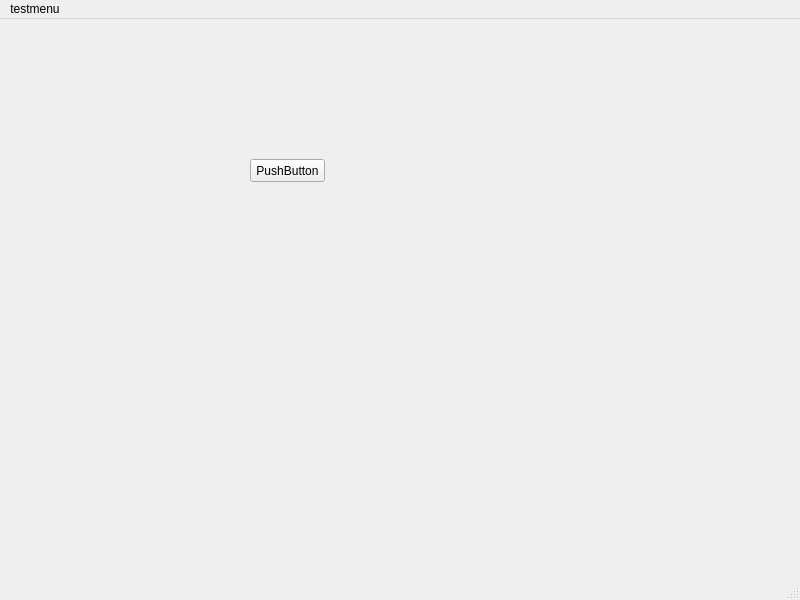
First picture: the form in untitled.ui, repository kuebrademirhan/hallo-world, before the edit.
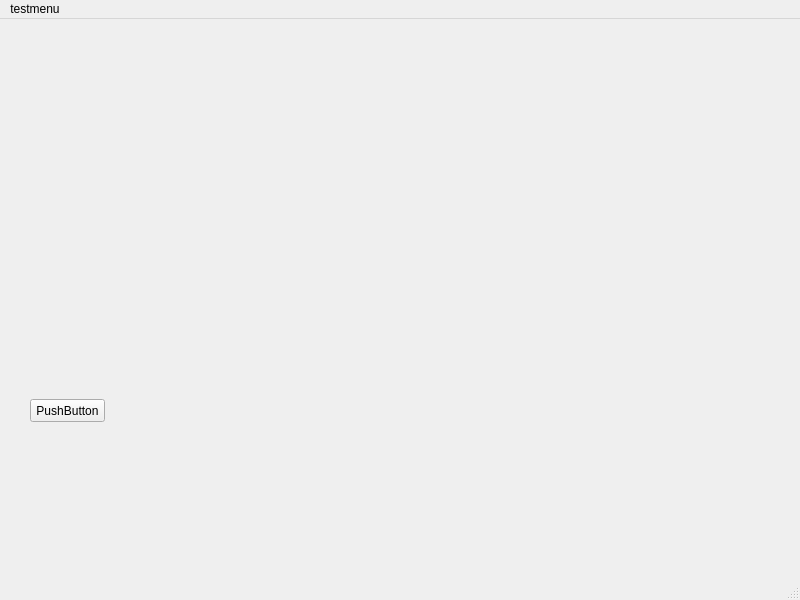
Second picture: the form after the edit.

Commit message: UI generated with QTdesigner added. https://pythonpyqt.com/how-to-install-pyqt5-in-pycharm/

```diff
--- a/untitled.ui
+++ b/untitled.ui
@@ -17,8 +17,8 @@
    <widget class="QPushButton" name="pushButton">
     <property name="geometry">
      <rect>
-      <x>250</x>
-      <y>140</y>
+      <x>30</x>
+      <y>380</y>
       <width>75</width>
       <height>23</height>
      </rect>
```
The commit also changes 1 other file.
